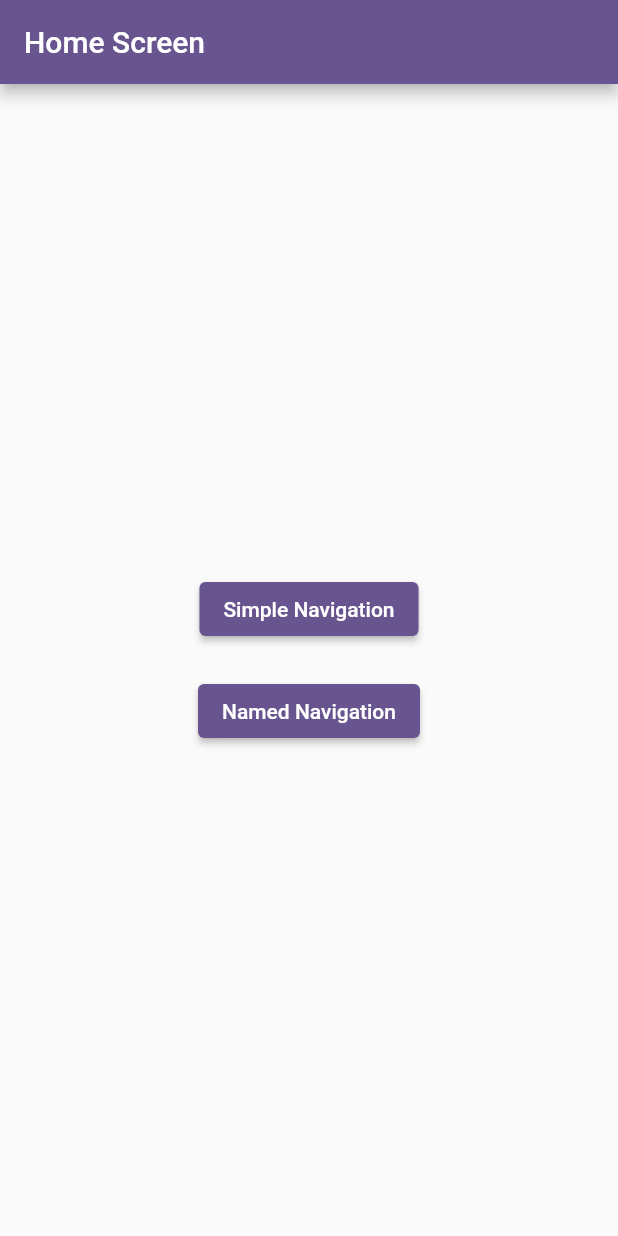
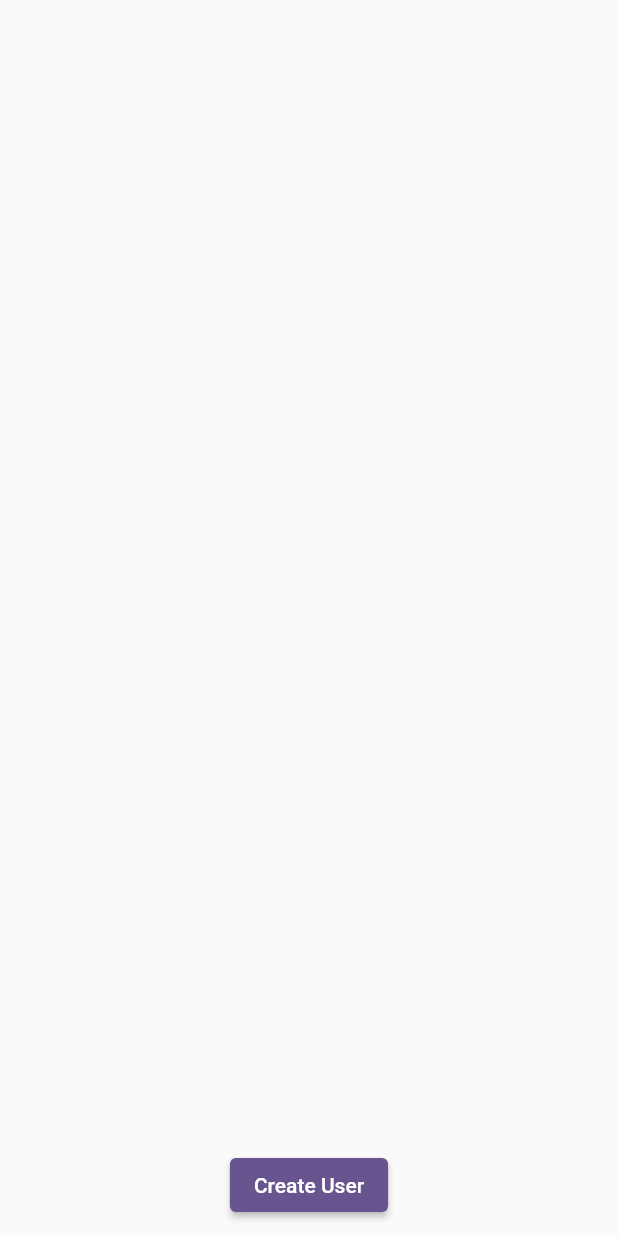
Before and after one commit to Nikkisahu/getx_routs, a Flutter app: the screen it shows after launch, on a phone screen of 412 x 824 dp. Run offline on Flutter 3.47's test engine with Material 3 defaults, Android fonts, the phone set to English and light mode, and no system bars; our stand-ins replace get, shared_preferences; accounts and stored records are empty.

Commit message:
add user Data

```diff
--- a/lib/helpers/imports.dart
+++ b/lib/helpers/imports.dart
@@ -14,3 +14,4 @@ export 'package:getx/helpers/routes/app_pages.dart';
 export 'package:getx/screens/routs_screens/homeScreen.dart';
 export 'package:getx/common_widgets/responsive_widget.dart';
 export 'package:getx/modules/create_user_module/create_user_controller.dart';
+export 'package:getx/common_widgets/common_textField_widget.dart';
--- a/lib/helpers/routes/app_pages.dart
+++ b/lib/helpers/routes/app_pages.dart
@@ -1,3 +1,7 @@
+import 'package:getx/modules/create_user_module/create_user_bindings.dart';
+import 'package:getx/modules/create_user_module/create_user_screen.dart';
+import 'package:getx/modules/create_user_module/view_user_screen.dart';
+
 import '../imports.dart';
 
 abstract class Pages {
@@ -22,5 +26,13 @@ abstract class Pages {
       name: Routes.fourthScreen,
       page: () => FourthScreen(navigationType: Get.arguments ?? "default"),
     ),
+    GetPage(
+        name: Routes.createUserScreen,
+        page: () => const CreateUserScreen(),
+        binding: CreateUserBindings()),
+    GetPage(
+        name: Routes.viewUserScreen,
+        page: () => const ViewUserScreen(),
+        binding: CreateUserBindings()),
   ];
 }
--- a/lib/helpers/routes/app_routes.dart
+++ b/lib/helpers/routes/app_routes.dart
@@ -5,5 +5,5 @@ abstract class Routes {
   static const thirdScreen = "/thirdScreen";
   static const fourthScreen = "/fourthScreen";
   static const createUserScreen = "/createUserScreen";
-
+  static const viewUserScreen = "/viewUserScreen";
 }
--- /dev/null
+++ b/lib/infrastructure/models/user_model.dart
@@ -0,0 +1,29 @@
+// To parse this JSON data, do
+//
+//     final userModel = userModelFromJson(jsonString);
+
+import 'dart:convert';
+
+UserModel userModelFromJson(String str) => UserModel.fromJson(json.decode(str));
+
+String userModelToJson(UserModel data) => json.encode(data.toJson());
+
+class UserModel {
+  String? name;
+  String? description;
+
+  UserModel({
+    this.name,
+    this.description,
+  });
+
+  factory UserModel.fromJson(Map<String, dynamic> json) => UserModel(
+        name: json["name"],
+        description: json["description"],
+      );
+
+  Map<String, dynamic> toJson() => {
+        "name": name,
+        "description": description,
+      };
+}
--- a/lib/main.dart
+++ b/lib/main.dart
@@ -16,9 +16,9 @@ class MyApp extends StatelessWidget {
         colorScheme: ColorScheme.fromSeed(seedColor: Colors.deepPurple),
         useMaterial3: false,
       ),
-      home: const HomeScreen(),
+      // home: const HomeScreen(),
       getPages: Pages.pages,
-      initialRoute: Routes.createUserScreen,
+      initialRoute: Routes.viewUserScreen,
     );
   }
 }
--- /dev/null
+++ b/lib/modules/create_user_module/view_user_screen.dart
@@ -0,0 +1,54 @@
+import 'package:getx/helpers/imports.dart';
+import 'package:getx/infrastructure/models/user_model.dart';
+
+class ViewUserScreen extends GetView<CreateUserController> {
+  const ViewUserScreen({super.key});
+
+  @override
+  Widget build(BuildContext context) {
+    return Scaffold(
+      body: GetBuilder<CreateUserController>(
+        init: CreateUserController(),
+        initState: (state) {
+          controller.getUser();
+        },
+        builder: (controller) {
+          return Column(
+            children: [
+              Expanded(
+                child: ListView.builder(
+                  shrinkWrap: true,
+                  itemCount: controller.userList.length,
+                  itemBuilder: (context, index) {
+                    UserModel userModel = controller.userList[index];
+                    return Padding(
+                      padding: const EdgeInsets.symmetric(horizontal: 20),
+                      child: Column(
+                        mainAxisAlignment: MainAxisAlignment.center,
+                        crossAxisAlignment: CrossAxisAlignment.center,
+                        children: [
+                          Text("Name :- ${userModel.name} "),
+                          SizedBox(
+                            height: 25,
+                          ),
+                          Text("Description :- ${userModel.description} "),
+                        ],
+                      ),
+                    );
+                  },
+                ),
+              ),
+              CommonElevatedButton(
+                buttonName: "Create User",
+                onPressed: () async {
+                  await Get.toNamed(Routes.createUserScreen);
+                  controller.getUser();
+                },
+              )
+            ],
+          );
+        },
+      ),
+    );
+  }
+}
--- a/pubspec.yaml
+++ b/pubspec.yaml
@@ -13,6 +13,7 @@ dependencies:
   cupertino_icons: ^1.0.6
   get: ^4.6.6
   flutter_secure_storage: ^9.2.2
+  shared_preferences: ^2.3.2
 
 dev_dependencies:
   flutter_test:
```
Also changed, not shown: lib/common_widgets/common_textField_widget.dart (added, +17 -0 lines), lib/modules/create_user_module/create_user_controller.dart (+53 -1 lines), lib/modules/create_user_module/create_user_screen.dart (added, +40 -0 lines), lib/screens/crud_screens/create_user_screen.dart (deleted, +0 -29 lines), lib/modules/home_module/home_bindings.dart (added), lib/modules/home_module/home_controller.dart (added), lib/modules/home_module/home_screen.dart (added), 1 other file.
